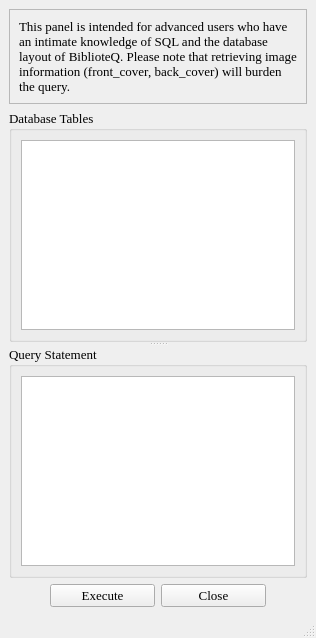
This is customquery.ui in textbrowser/biblioteq as Qt 5 draws it before an edit. The edited form follows.
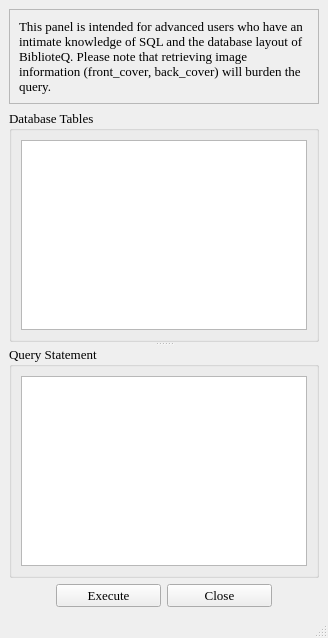
This is the edited form. Icons and pictures are not drawn.

Patch:
```diff
--- a/customquery.ui
+++ b/customquery.ui
@@ -2,6 +2,14 @@
 <ui version="4.0">
  <class>customquery</class>
  <widget class="QMainWindow" name="customquery">
+  <property name="geometry">
+   <rect>
+    <x>0</x>
+    <y>0</y>
+    <width>328</width>
+    <height>638</height>
+   </rect>
+  </property>
   <property name="font">
    <font>
     <family>Times</family>
```
Left out of the diff: 4 changed lines with no effect on the pictures.
